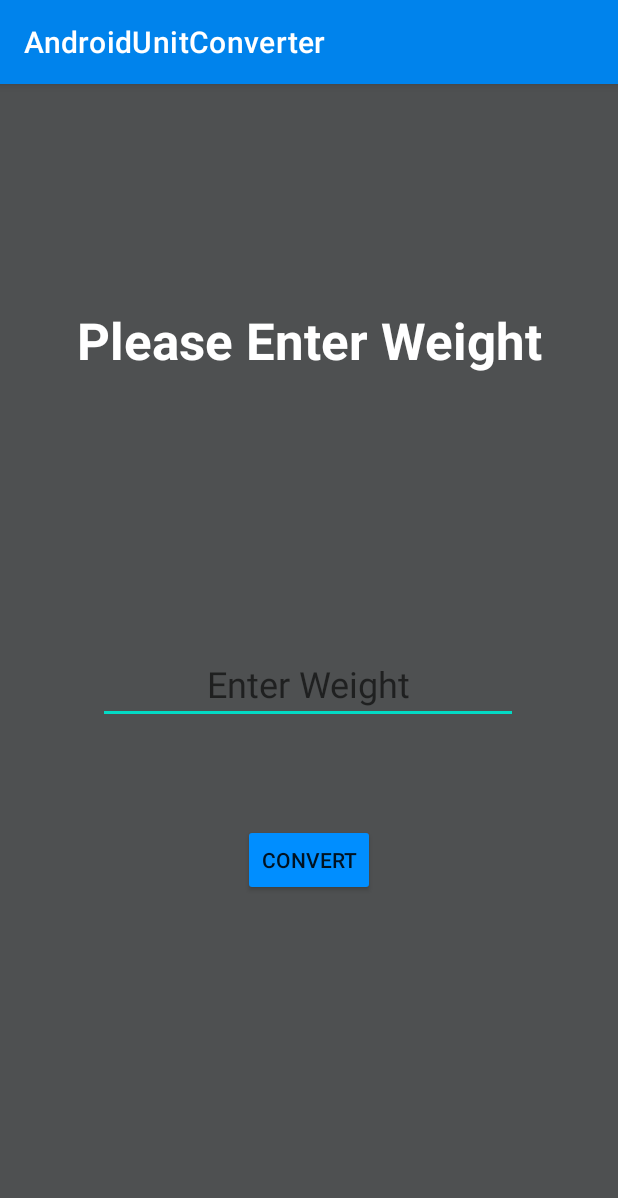
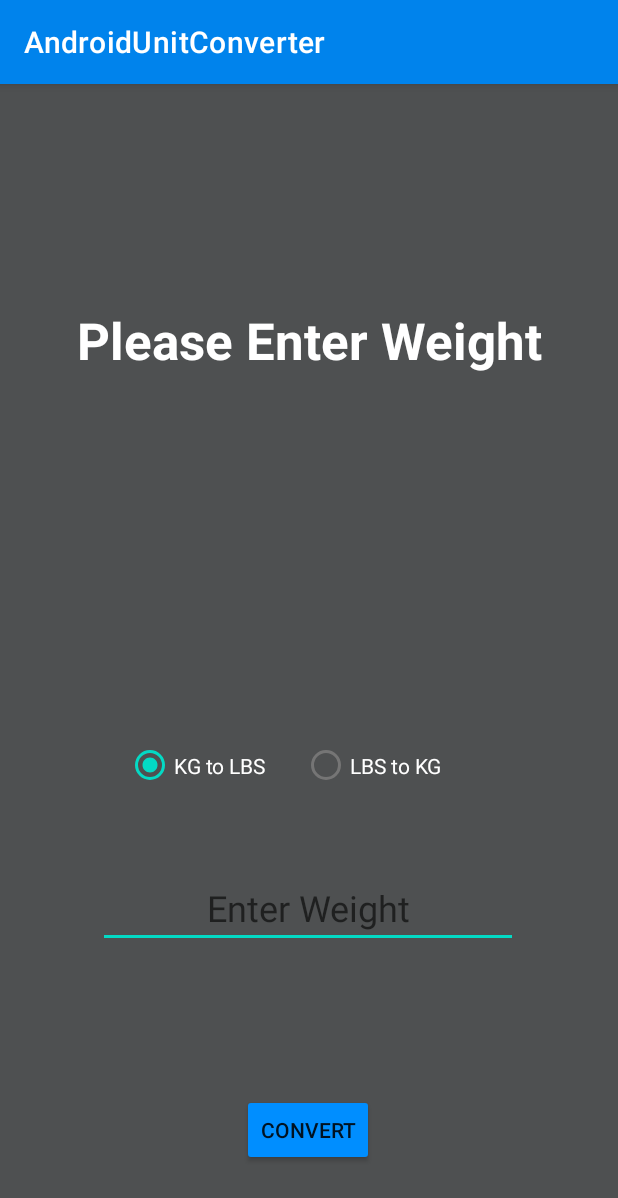
Before and after one commit to AlexLevitin/Android-Unit-Converter, an Android app: the WeightConversion screen opened directly, with no data from a screen before it, on a phone screen of 412 x 824 dp. Shown: the top 1198 px of the screen. Run offline under Robolectric (Android 15) with nearby library versions, the phone set to English and light mode, and no system bars.

Commit message:
Android Unit Converter - added lbs to kg conversion

```diff
--- a/app/src/main/java/com/example/androidunitconverter/WeightConversion.java
+++ b/app/src/main/java/com/example/androidunitconverter/WeightConversion.java
@@ -10,6 +10,8 @@ import android.text.Editable;
 import android.view.View;
 import android.widget.Button;
 import android.widget.EditText;
+import android.widget.RadioButton;
+import android.widget.RadioGroup;
 import android.widget.TextView;
 import android.widget.Toast;
 
@@ -20,6 +22,9 @@ public class WeightConversion extends AppCompatActivity {
     EditText inputWeight;
     Button convertWeight;
     TextView viewRes;
+    RadioGroup radioGroup;
+    RadioButton radioKG;
+    RadioButton radioLBS;
 
     @Override
     protected void onCreate(Bundle savedInstanceState) {
@@ -28,20 +33,27 @@ public class WeightConversion extends AppCompatActivity {
         inputWeight = (EditText)findViewById(R.id.WeightInput);
         convertWeight = findViewById(R.id.ConvertWeight);
         viewRes = findViewById(R.id.Res);
+        radioGroup = findViewById(R.id.Radio_Group_Weight);
+        radioKG = findViewById(R.id.Radio_Button_KG);
+        radioLBS = findViewById(R.id.Radio_Button_LBS);
 
 
         convertWeight.setOnClickListener(new View.OnClickListener() {
             @Override
             public void onClick(View view)
             {
+                int checkedId = radioGroup.getCheckedRadioButtonId();
                 String input = inputWeight.getText().toString();
                 if(input.equals("")) {
                     inputWeight.setError("Please Enter Weight");
                     Toast.makeText(WeightConversion.this, "Please Enter Weight", Toast.LENGTH_SHORT).show();
                     viewRes.setText("");
                 }
+                else if(checkedId == radioKG.getId())
+                    viewRes.setText("Value in LBS is: " + new DecimalFormat("##.##").format(ConversionKgtoLbs(inputWeight)));
                 else
-                    viewRes.setText("Value in LBS is: " + new DecimalFormat("##.##").format(Conversion(inputWeight)));
+                    viewRes.setText("Value in KG is: " + new DecimalFormat("##.##").format(ConversionLbstoKg(inputWeight)));
+
             }
         });
 
@@ -49,12 +61,18 @@ public class WeightConversion extends AppCompatActivity {
 
 
     }
-    public Double Conversion(@NonNull EditText userInput)
+    public Double ConversionKgtoLbs(@NonNull EditText userInput)
     {
         Double x = Double.parseDouble(userInput.getText().toString());
         // if KG --> LBS
         x =  x * 2.20462;
         return x;
     }
-
+    public Double ConversionLbstoKg(@NonNull EditText userInput)
+    {
+        Double x = Double.parseDouble(userInput.getText().toString());
+        // if KG --> LBS
+        x =  x / 2.20462;
+        return x;
+    }
 }
--- a/app/src/main/res/layout/activity_weight_conversion.xml
+++ b/app/src/main/res/layout/activity_weight_conversion.xml
@@ -39,19 +39,21 @@
         android:textSize="24sp"
         app:layout_constraintBottom_toTopOf="@+id/WeightInput"
         app:layout_constraintEnd_toEndOf="parent"
+        app:layout_constraintHorizontal_bias="0.496"
+
         app:layout_constraintStart_toStartOf="parent"
-
-        app:layout_constraintTop_toBottomOf="@+id/textView" />
+        app:layout_constraintTop_toBottomOf="@+id/textView"
+        app:layout_constraintVertical_bias="0.34" />
 
     <EditText
         android:id="@+id/WeightInput"
-        android:hint="Enter Weight"
-        android:textAlignment="center"
-        android:text=""
         android:layout_width="wrap_content"
         android:layout_height="wrap_content"
         android:ems="10"
+        android:hint="Enter Weight"
         android:inputType="number|numberDecimal"
+        android:text=""
+        android:textAlignment="center"
         android:textColor="@color/white"
         android:textSize="24dp"
         app:layout_constraintBottom_toBottomOf="parent"
@@ -59,7 +61,7 @@
         app:layout_constraintHorizontal_bias="0.496"
         app:layout_constraintStart_toStartOf="parent"
         app:layout_constraintTop_toBottomOf="@+id/textView"
-        app:layout_constraintVertical_bias="0.271" />
+        app:layout_constraintVertical_bias="0.59" />
 
     <androidx.appcompat.widget.AppCompatButton
         android:id="@+id/ConvertWeight"
@@ -69,10 +71,37 @@
         android:text="Convert"
         app:layout_constraintBottom_toBottomOf="parent"
         app:layout_constraintEnd_toEndOf="parent"
-        app:layout_constraintHorizontal_bias="0.5"
+        app:layout_constraintHorizontal_bias="0.498"
         app:layout_constraintStart_toStartOf="parent"
         app:layout_constraintTop_toBottomOf="@+id/WeightInput"
-        app:layout_constraintVertical_bias="0.228" />
+        app:layout_constraintVertical_bias="0.674" />
+
+    <RadioGroup
+        android:id="@+id/Radio_Group_Weight"
+        android:layout_width="244dp"
+        android:layout_height="46dp"
+        android:orientation="horizontal"
+        app:layout_constraintBottom_toTopOf="@+id/WeightInput"
+        app:layout_constraintEnd_toEndOf="parent"
+        app:layout_constraintStart_toStartOf="parent"
+        app:layout_constraintTop_toBottomOf="@+id/Res">
+
+        <RadioButton
+            android:id="@+id/Radio_Button_KG"
+            android:text="KG to LBS"
+            android:layout_width="117dp"
+            android:layout_height="wrap_content"
+            android:textColor="@color/white"
+            android:checked="true" />
+        <RadioButton
+            android:id="@+id/Radio_Button_LBS"
+            android:layout_width="wrap_content"
+            android:layout_height="wrap_content"
+            android:textColor="@color/white"
+            android:text="LBS to KG" />
 
 
+    </RadioGroup>
+
+    />
 </androidx.constraintlayout.widget.ConstraintLayout>
```
